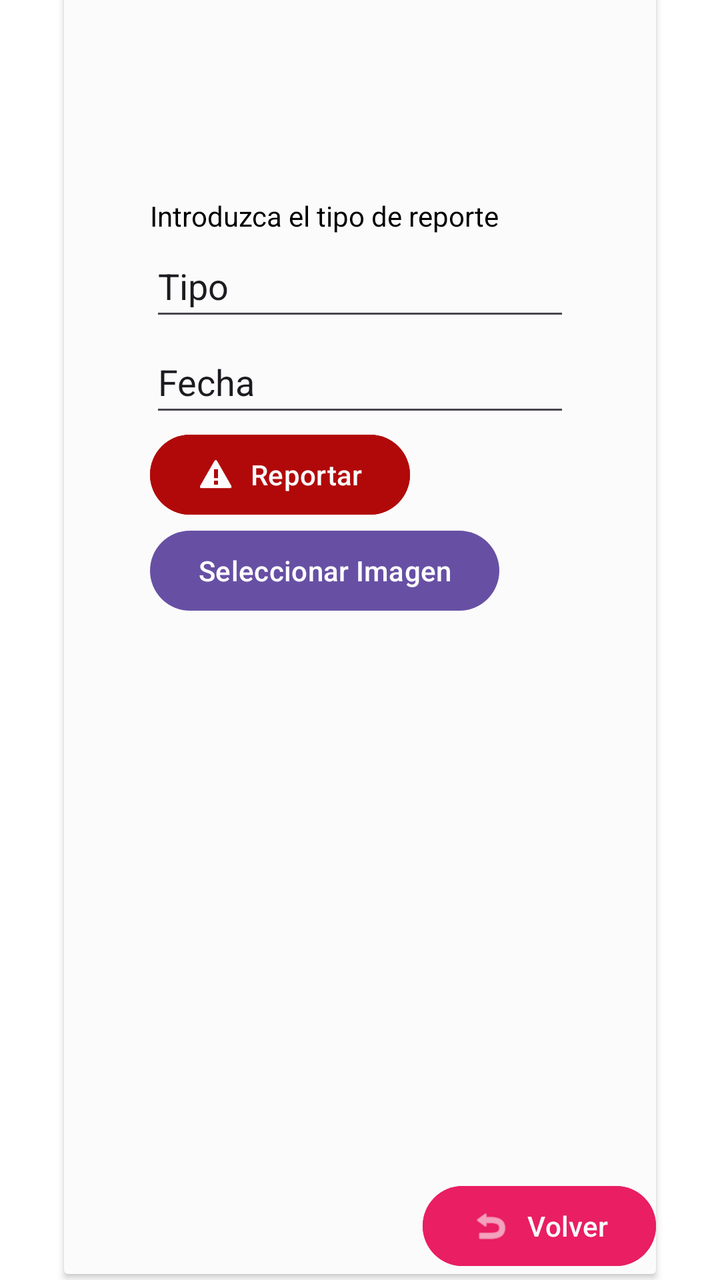
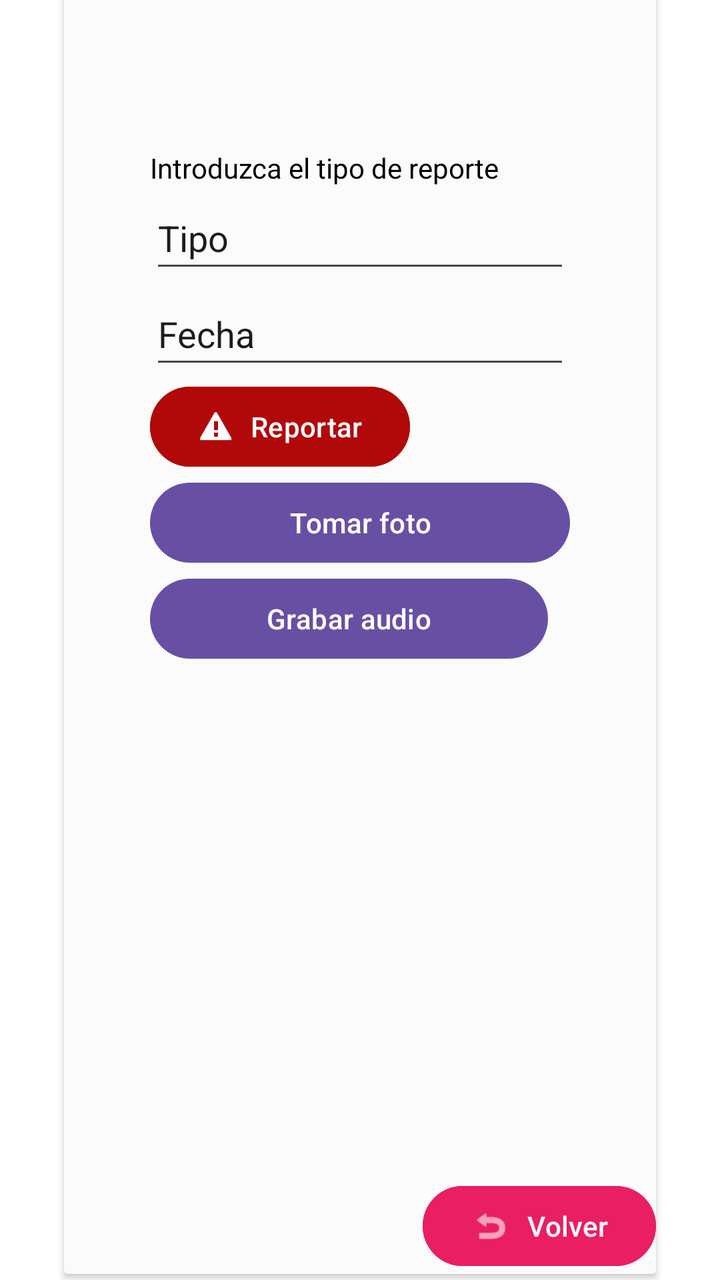

An Android layout rendered at two revisions. The XML below is the earlier revision; the diff shows what the commit changed to produce the second picture.
<!-- AndroidManifest.xml: application theme Theme.TestMapboxKotlin -->
<!-- res/layout/activity_add_record.xml -->
<?xml version="1.0" encoding="utf-8"?>
<androidx.constraintlayout.widget.ConstraintLayout xmlns:android="http://schemas.android.com/apk/res/android"
    xmlns:app="http://schemas.android.com/apk/res-auto"
    xmlns:tools="http://schemas.android.com/tools"
    android:layout_width="match_parent"
    android:layout_height="match_parent"
    android:background="#FFFFFF"
    android:backgroundTint="#FFFFFF">

    <androidx.cardview.widget.CardView
        android:layout_width="match_parent"
        android:layout_height="650dp"
        android:layout_marginStart="32dp"
        android:layout_marginTop="32dp"
        android:layout_marginEnd="32dp"
        android:layout_marginBottom="49dp"
        android:backgroundTint="#FBFBFB"
        app:layout_constraintBottom_toBottomOf="parent"
        app:layout_constraintEnd_toEndOf="parent"
        app:layout_constraintStart_toStartOf="parent"
        app:layout_constraintTop_toTopOf="parent">

        <LinearLayout
            android:layout_width="wrap_content"
            android:layout_height="wrap_content"
            android:layout_gravity="center"
            android:orientation="vertical">

            <TextView
                android:id="@+id/textView"
                android:layout_width="wrap_content"
                android:layout_height="wrap_content"
                android:text="Introduzca el tipo de reporte"
                android:textColor="#000000"
                android:textColorHighlight="#000000" />

            <EditText
                android:id="@+id/TvTipo"
                android:layout_width="wrap_content"
                android:layout_height="wrap_content"
                android:ems="10"
                android:inputType="text"
                android:minHeight="48dp"
                android:text="Tipo" />

            <EditText
                android:id="@+id/TvFecha"
                android:layout_width="wrap_content"
                android:layout_height="wrap_content"
                android:ems="10"
                android:inputType="text"
                android:minHeight="48dp"
                android:text="Fecha" />

            <Button
                android:id="@+id/submit_btn"
                android:layout_width="wrap_content"
                android:layout_height="wrap_content"
                android:backgroundTint="#B10909"
                android:text="Reportar"
                android:textColor="#FAFAFA"
                android:textColorHighlight="#FDFCFC"
                app:icon="@android:drawable/stat_sys_warning"
                app:iconTint="#FDFDFD" />
            <Button
                android:id="@+id/btnSelectImage"
                android:layout_width="wrap_content"
                android:layout_height="wrap_content"
                android:text="Seleccionar Imagen" />

            <ImageView
                android:id="@+id/imageView"
                android:layout_width="200dp"
                android:layout_height="200dp"
                android:layout_marginTop="16dp"
                android:contentDescription="Vista previa de imagen"
                android:scaleType="centerCrop"
                 />

        </LinearLayout>

        <LinearLayout
            android:layout_width="wrap_content"
            android:layout_height="wrap_content"
            android:layout_gravity="bottom|right"
            android:orientation="horizontal">

            <Button
                android:id="@+id/back_btn"
                android:layout_width="wrap_content"
                android:layout_height="wrap_content"
                android:layout_weight="1"
                android:backgroundTint="#E91E63"
                android:text="Volver"
                android:textColor="#FAFAFA"
                android:textColorHighlight="#FDFCFC"
                app:icon="@android:drawable/ic_menu_revert"
                app:iconSize="20dp"
                app:iconTint="#FAFAFA" />
        </LinearLayout>

    </androidx.cardview.widget.CardView>

</androidx.constraintlayout.widget.ConstraintLayout>
<!-- resources referenced by this layout -->
<resources>
  <style name="Theme.TestMapboxKotlin" parent="Base.Theme.TestMapboxKotlin" />
  <style name="Base.Theme.TestMapboxKotlin" parent="Theme.Material3.DayNight.NoActionBar">
          
          
      </style>
</resources>

<!-- the commit's change to res/layout/activity_add_record.xml (unified diff, before → after) -->
@@ -62,11 +62,18 @@
                 android:textColorHighlight="#FDFCFC"
                 app:icon="@android:drawable/stat_sys_warning"
                 app:iconTint="#FDFDFD" />
+
             <Button
                 android:id="@+id/btnSelectImage"
-                android:layout_width="wrap_content"
+                android:layout_width="match_parent"
                 android:layout_height="wrap_content"
-                android:text="Seleccionar Imagen" />
+                android:text="Tomar foto" />
+
+            <Button
+                android:id="@+id/btn_audio"
+                android:layout_width="199dp"
+                android:layout_height="wrap_content"
+                android:text="Grabar audio" />
 
             <ImageView
                 android:id="@+id/imageView"
